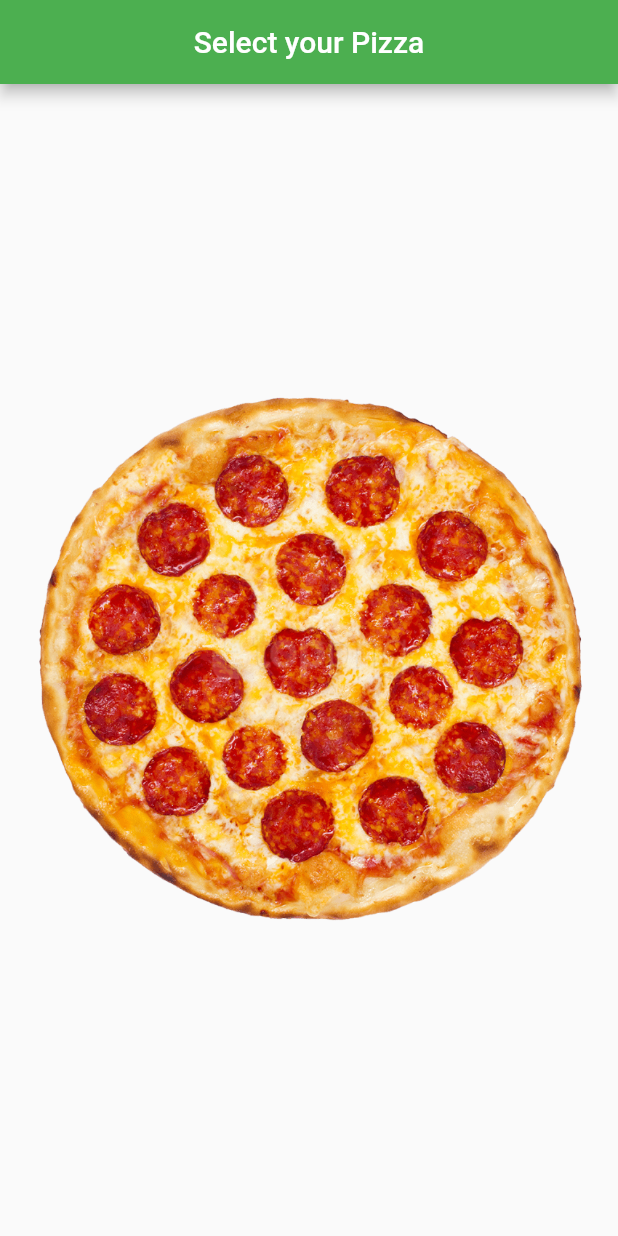
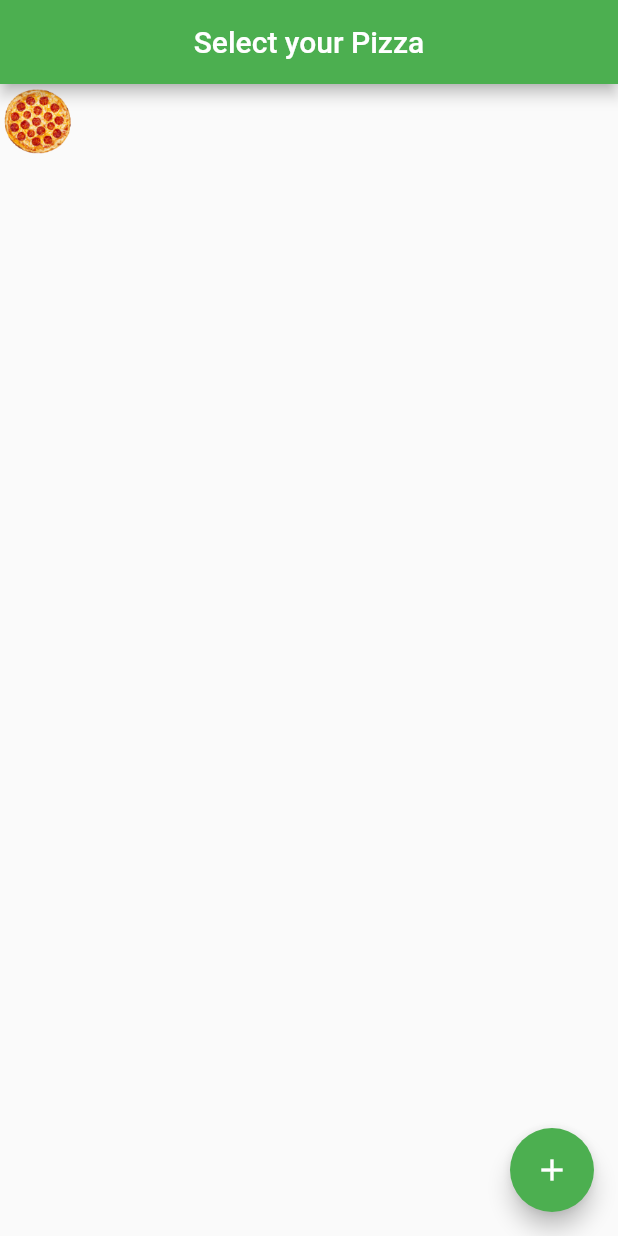
Before and after one commit to Sreeram3927/Rudra-Pizza-Web-App, a Flutter app: the screen it shows after launch, on a phone screen of 412 x 824 dp. Run offline on Flutter 3.47's test engine with Material 2 defaults, Android fonts, the phone set to English and light mode, and no system bars.

Commit message:
mission failed

```diff
--- a/lib/body/main_body.dart
+++ b/lib/body/main_body.dart
@@ -5,9 +5,6 @@ class PizzaScn extends StatelessWidget {
 
   @override
   Widget build(BuildContext context) {
-    return Container(
-      child: NetworkImage(
-          'https://th.bing.com/th/id/R.24d9854ac51a47973f3b39ed76a6e064?rik=uQ68HAhslE49ow&riu=http%3a%2f%2fwww.pngplay.com%2fwp-content%2fuploads%2f2%2fPepperoni-Pizza-Free-PNG.png&ehk=1ZRrA6y55tJq19jzWFpjZthHov5RdztgYNJ5Fb5nWp4%3d&risl=&pid=ImgRaw&r=0'),
-    );
+    return Container();
   }
 }
--- a/lib/main.dart
+++ b/lib/main.dart
@@ -27,6 +27,12 @@ class HomePage extends StatefulWidget {
   State<HomePage> createState() => _HomePageState();
 }
 
+void change() {
+  // if ( String pic = 'pizza.png') {
+
+  // }
+}
+
 class _HomePageState extends State<HomePage> {
   @override
   Widget build(BuildContext context) {
@@ -35,7 +41,15 @@ class _HomePageState extends State<HomePage> {
         title: const Text('Select your Pizza'),
         centerTitle: true,
       ),
-      body: const Center(child: Image(image: AssetImage('assets/pizza.png'))),
+      body: const Image(
+        image: AssetImage('assets/pizza.png'),
+        width: 50,
+        height: 50,
+      ),
+      floatingActionButton: FloatingActionButton(
+        onPressed: () {},
+        child: const Icon(Icons.add),
+      ),
     );
   }
 }
```
